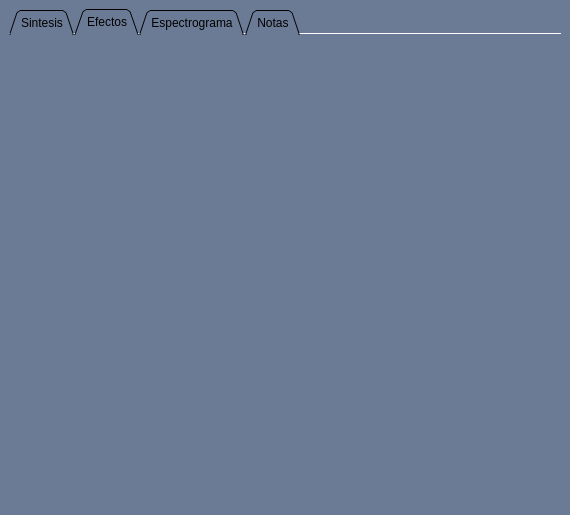
Above: ProgramaPrincipal/FrontEnd/designer/main_window.ui from grupo-1-ASSD-E2/ASSD-TP2 before the change. Below: the same form after it.
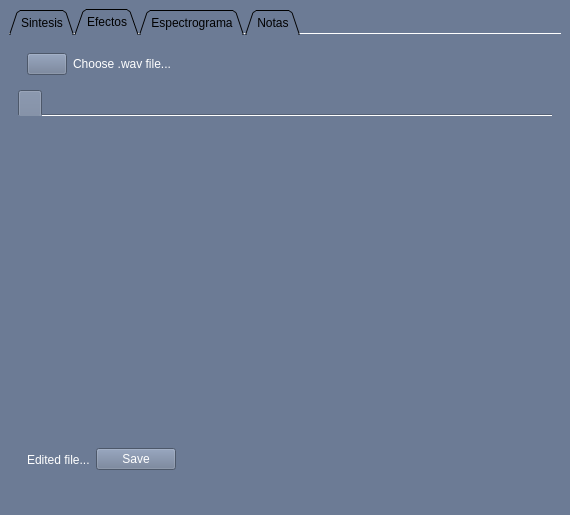
That is the form after the change. The open tabs and pages were chosen to show the change. Icons and pictures are not drawn. Custom widgets are drawn as their Qt base class.

Patch:
```diff
--- a/ProgramaPrincipal/FrontEnd/designer/main_window.ui
+++ b/ProgramaPrincipal/FrontEnd/designer/main_window.ui
@@ -326,6 +326,147 @@
        <attribute name="title">
         <string>Efectos</string>
        </attribute>
+       <layout class="QVBoxLayout" name="verticalLayout_5">
+        <item>
+         <widget class="QWidget" name="widget" native="true">
+          <property name="sizePolicy">
+           <sizepolicy hsizetype="Minimum" vsizetype="Fixed">
+            <horstretch>0</horstretch>
+            <verstretch>0</verstretch>
+           </sizepolicy>
+          </property>
+          <layout class="QHBoxLayout" name="horizontalLayout_5">
+           <item>
+            <widget class="QPushButton" name="effects_search">
+             <property name="sizePolicy">
+              <sizepolicy hsizetype="Fixed" vsizetype="Fixed">
+               <horstretch>0</horstretch>
+               <verstretch>0</verstretch>
+              </sizepolicy>
+             </property>
+             <property name="styleSheet">
+              <string notr="true">:active{
+	image: url(:/botones/assets/buttons/file.png);
+}
+
+:hover{
+	image: url(:/botones/assets/buttons/file_hoover.png);
+}
+
+:pres{
+	image: url(:/botones/assets/buttons/file_press.png)
+}</string>
+             </property>
+             <property name="text">
+              <string/>
+             </property>
+            </widget>
+           </item>
+           <item>
+            <widget class="QLabel" name="effects_input">
+             <property name="styleSheet">
+              <string notr="true">color: rgb(255, 255, 255);</string>
+             </property>
+             <property name="text">
+              <string>Choose .wav file...</string>
+             </property>
+            </widget>
+           </item>
+          </layout>
+         </widget>
+        </item>
+        <item>
+         <widget class="QTabWidget" name="tools">
+          <property name="sizePolicy">
+           <sizepolicy hsizetype="Expanding" vsizetype="Preferred">
+            <horstretch>0</horstretch>
+            <verstretch>0</verstretch>
+           </sizepolicy>
+          </property>
+          <property name="usesScrollButtons">
+           <bool>false</bool>
+          </property>
+          <property name="documentMode">
+           <bool>true</bool>
+          </property>
+          <property name="tabBarAutoHide">
+           <bool>false</bool>
+          </property>
+          <widget class="QWidget" name="toolsPage1" native="true">
+           <attribute name="title">
+            <string/>
+           </attribute>
+          </widget>
+         </widget>
+        </item>
+        <item>
+         <widget class="QWidget" name="widget_2" native="true">
+          <property name="sizePolicy">
+           <sizepolicy hsizetype="Preferred" vsizetype="Maximum">
+            <horstretch>0</horstretch>
+            <verstretch>0</verstretch>
+           </sizepolicy>
+          </property>
+          <property name="maximumSize">
+           <size>
+            <width>16777215</width>
+            <height>75</height>
+           </size>
+          </property>
+          <layout class="QHBoxLayout" name="horizontalLayout_6">
+           <item>
+            <widget class="QLabel" name="effects_output">
+             <property name="styleSheet">
+              <string notr="true">color: rgb(255, 255, 255);</string>
+             </property>
+             <property name="text">
+              <string>Edited file...</string>
+             </property>
+            </widget>
+           </item>
+           <item>
+            <widget class="QPushButton" name="effects_save">
+             <property name="styleSheet">
+              <string notr="true">color: rgb(255, 255, 255);</string>
+             </property>
+             <property name="text">
+              <string>Save</string>
+             </property>
+            </widget>
+           </item>
+           <item>
+            <spacer name="horizontalSpacer_2">
+             <property name="orientation">
+              <enum>Qt::Horizontal</enum>
+             </property>
+             <property name="sizeHint" stdset="0">
+              <size>
+               <width>259</width>
+               <height>20</height>
+              </size>
+             </property>
+            </spacer>
+           </item>
+           <item>
+            <widget class="MediaButtonsWidget" name="effects_media_player">
+             <property name="sizePolicy">
+              <sizepolicy hsizetype="Preferred" vsizetype="Preferred">
+               <horstretch>0</horstretch>
+               <verstretch>0</verstretch>
+              </sizepolicy>
+             </property>
+             <property name="toolTip">
+              <string>Click and drag here</string>
+             </property>
+             <property name="whatsThis">
+              <string>Media buttons Widget.  </string>
+             </property>
+            </widget>
+           </item>
+          </layout>
+         </widget>
+        </item>
+       </layout>
       </widget>
       <widget class="QWidget" name="tab">
        <attribute name="title">
```
Left out of the diff: 6 changed lines with no effect on the pictures.
